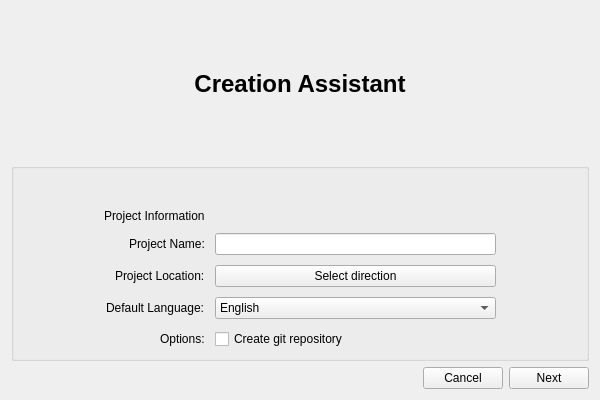
Old version of the form src/components/creation-assistant/creationassistant.ui in the repository RapidWebForge/RapidWebForgeApp.
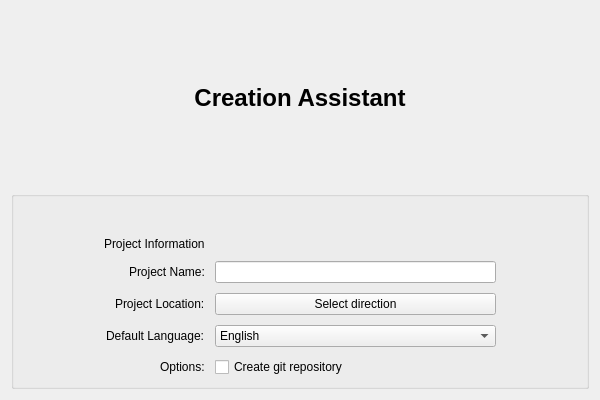
New version of the form.

```diff
--- a/src/components/creation-assistant/creationassistant.ui
+++ b/src/components/creation-assistant/creationassistant.ui
@@ -224,40 +224,6 @@
      </layout>
     </widget>
    </item>
-   <item>
-    <layout class="QHBoxLayout" name="horizontalLayout">
-     <item>
-      <spacer name="horizontalSpacer">
-       <property name="orientation">
-        <enum>Qt::Orientation::Horizontal</enum>
-       </property>
-       <property name="sizeType">
-        <enum>QSizePolicy::Policy::Expanding</enum>
-       </property>
-       <property name="sizeHint" stdset="0">
-        <size>
-         <width>0</width>
-         <height>0</height>
-        </size>
-       </property>
-      </spacer>
-     </item>
-     <item>
-      <widget class="QPushButton" name="cancelButton">
-       <property name="text">
-        <string>Cancel</string>
-       </property>
-      </widget>
-     </item>
-     <item>
-      <widget class="QPushButton" name="nextButton">
-       <property name="text">
-        <string>Next</string>
-       </property>
-      </widget>
-     </item>
-    </layout>
-   </item>
   </layout>
  </widget>
  <resources/>
```
